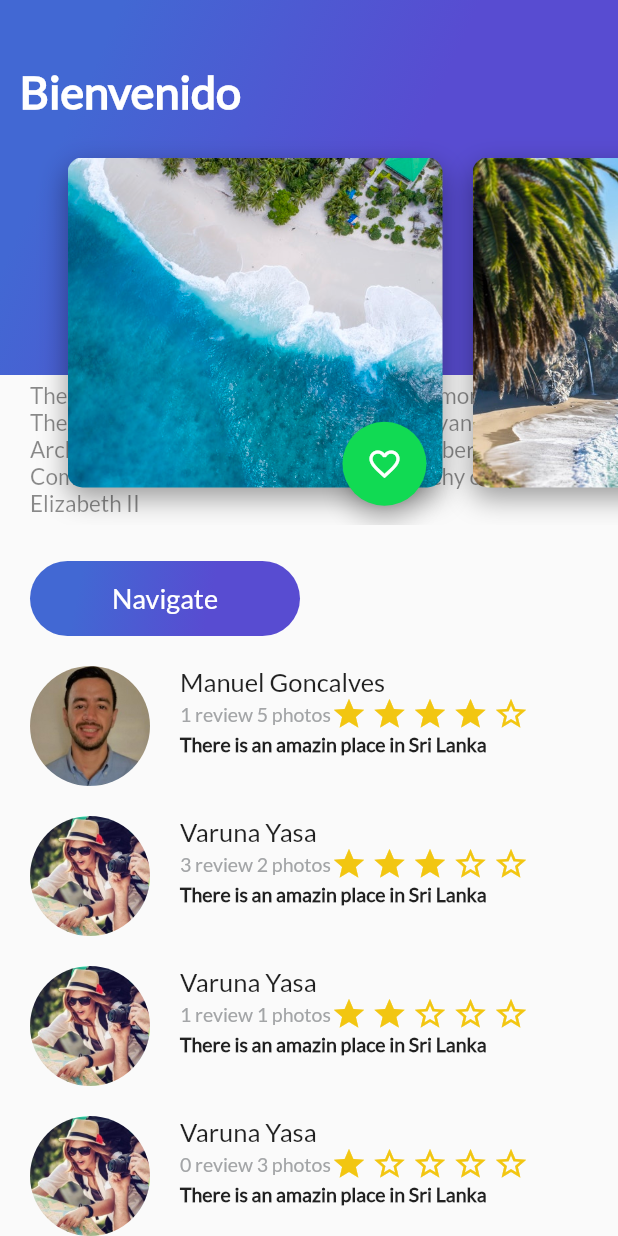
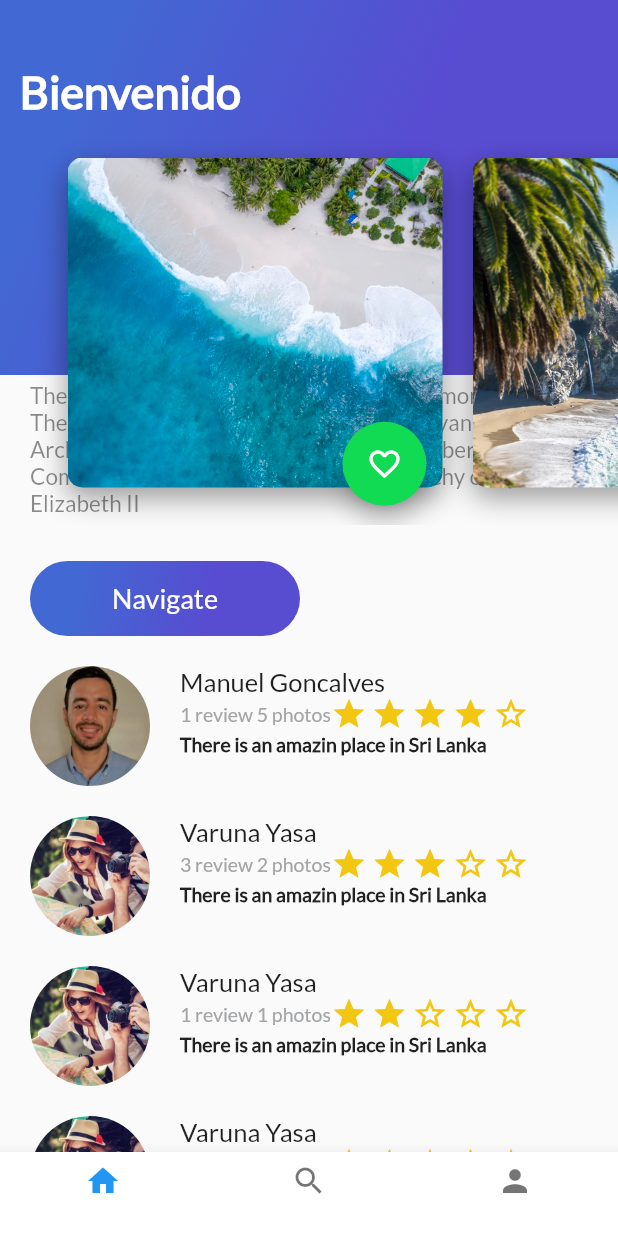
Before and after one commit to Manuel28G/PlatziFlutter, a Flutter app: the screen it shows after launch, scrolled down 117 dp, on a phone screen of 412 x 824 dp. Run offline on Flutter 3.47's test engine with Material 2 defaults, Android fonts, the phone set to English and light mode, and no system bars.

Commit message:
Bottomnavigationbar added

```diff
--- /dev/null
+++ b/lib/home_trips.dart
@@ -0,0 +1,28 @@
+
+import 'package:com/review_list.dart';
+import 'package:flutter/material.dart';
+
+import 'description_place.dart';
+import 'header_appbar.dart';
+
+class HomeTrips extends StatelessWidget{
+  String _descriptionDummy =  "The Bahamas, known officially as the Commonwealth of The Bahamas, is a country within the Lucayan Archipelago in the West Indies. It is a member of the Commonwealth Realms under the monarchy of Queen Elizabeth II";
+
+  @override
+  Widget build(BuildContext context) {
+    // TODO: implement build
+    return Stack(
+      children: <Widget>[
+        ListView(
+          children: <Widget>[
+            DescriptionPlace("Bahamas",
+                0,_descriptionDummy),
+            ReviewList(),
+          ],
+        ),
+        HeaderAppBar(),
+      ],
+    );
+  }
+
+}
--- a/lib/main.dart
+++ b/lib/main.dart
@@ -1,64 +1,26 @@
+import 'package:com/platzi_trips.dart';
+import 'package:flutter/material.dart';
 
-import 'package:com/gradient_back.dart';
-import 'package:com/header_appbar.dart';
-import 'package:com/review_list.dart';
-import 'package:flutter/material.dart';
-import 'description_place.dart';
-import 'review.dart';
 void main() => runApp(MyApp());
 
 class MyApp extends StatelessWidget {
 
-  String _descriptionDummy =  "The Bahamas, known officially as the Commonwealth of The Bahamas, is a country within the Lucayan Archipelago in the West Indies. It is a member of the Commonwealth Realms under the monarchy of Queen Elizabeth II";
-  // This widget is the root of your application.
+ // This widget is the root of your application.
   @override
   Widget build(BuildContext context) {
     return MaterialApp(
       title: 'Flutter Demo',
       theme: ThemeData(
-        // This is the theme of your application.
-        //
-        // Try running your application with "flutter run". You'll see the
-        // application has a blue toolbar. Then, without quitting the app, try
-        // changing the primarySwatch below to Colors.green and then invoke
-        // "hot reload" (press "r" in the console where you ran "flutter run",
-        // or simply save your changes to "hot reload" in a Flutter IDE).
-        // Notice that the counter didn't reset back to zero; the application
-        // is not restarted.
         fontFamily: "Lato",
         primarySwatch: Colors.blue,
       ),
-      home: Scaffold(
-
-        body:
-          Stack(
-            children: <Widget>[
-              ListView(
-                children: <Widget>[
-                  DescriptionPlace("Bahamas",
-                      0,_descriptionDummy),
-                        ReviewList(),
-                ],
-              ),
-              HeaderAppBar(),
-            ],
-          ),
-      )//MyHomePage(title: 'Flutter Demo Home Page'),
+      home: PlatziTrips()
     );
   }
 }
 
 class MyHomePage extends StatefulWidget {
   MyHomePage({Key key, this.title}) : super(key: key);
-
-  // This widget is the home page of your application. It is stateful, meaning
-  // that it has a State object (defined below) that contains fields that affect
-  // how it looks.
-
-  // This class is the configuration for the state. It holds the values (in this
-  // case the title) provided by the parent (in this case the App widget) and
-  // used by the build method of the State. Fields in a Widget subclass are
-  // always marked "final".
 
   final String title;
 
@@ -71,32 +33,17 @@ class _MyHomePageState extends State<MyHomePage> {
 
   void _incrementCounter() {
     setState(() {
-      // This call to setState tells the Flutter framework that something has
-      // changed in this State, which causes it to rerun the build method below
-      // so that the display can reflect the updated values. If we changed
-      // _counter without calling setState(), then the build method would not be
-      // called again, and so nothing would appear to happen.
       _counter++;
     });
   }
 
   @override
   Widget build(BuildContext context) {
-    // This method is rerun every time setState is called, for instance as done
-    // by the _incrementCounter method above.
-    //
-    // The Flutter framework has been optimized to make rerunning build methods
-    // fast, so that you can just rebuild anything that needs updating rather
-    // than having to individually change instances of widgets.
     return Scaffold(
       appBar: AppBar(
-        // Here we take the value from the MyHomePage object that was created by
-        // the App.build method, and use it to set our appbar title.
         title: Text(widget.title),
       ),
       body: Center(
-        // Center is a layout widget. It takes a single child and positions it
-        // in the middle of the parent.
         child: Column(
           mainAxisAlignment: MainAxisAlignment.center,
           children: <Widget>[
--- /dev/null
+++ b/lib/platzi_trips.dart
@@ -0,0 +1,62 @@
+import 'package:com/home_trips.dart';
+import 'package:com/profile_trips.dart';
+import 'package:com/search_trips.dart';
+import 'package:flutter/material.dart';
+
+class PlatziTrips extends StatefulWidget{
+
+  @override
+  State<StatefulWidget> createState() {
+    return _PlatziTrips();
+  }
+
+}
+
+class _PlatziTrips extends State<PlatziTrips>{
+
+  int _actualIndex = 0;
+
+  final List<Widget> widgetsList = [
+    HomeTrips(),
+    SearchTrips(),
+    ProfileTrips()
+  ];
+
+  void onTapTapped(int index){
+    setState(() {
+      _actualIndex = index;
+    });
+  }
+
+  @override
+  Widget build(BuildContext context) {
+
+    return  Scaffold(
+      body: widgetsList[_actualIndex],
+      bottomNavigationBar: Theme(
+        data: Theme.of(context).copyWith(
+          canvasColor: Colors.white,
+          primaryColor: Colors.purple
+        ),
+        child: BottomNavigationBar(
+          onTap: onTapTapped,
+          currentIndex: _actualIndex,
+          items: [
+          BottomNavigationBarItem(
+            icon: Icon(Icons.home),
+            title: Text('')
+          ),
+          BottomNavigationBarItem(
+              icon: Icon(Icons.search),
+              title: Text('')
+          ),
+          BottomNavigationBarItem(
+              icon: Icon(Icons.person),
+              title: Text('')
+          )
+        ],),
+      ),
+    );
+  }
+
+}
--- /dev/null
+++ b/lib/profile_trips.dart
@@ -0,0 +1,10 @@
+
+import 'package:flutter/material.dart';
+
+class ProfileTrips extends StatelessWidget{
+  @override
+  Widget build(BuildContext context) {
+    return Container(color: Colors.deepOrange,);
+  }
+
+}
--- /dev/null
+++ b/lib/search_trips.dart
@@ -0,0 +1,10 @@
+
+import 'package:flutter/material.dart';
+
+class SearchTrips extends StatelessWidget{
+  @override
+  Widget build(BuildContext context) {
+    return Container(color: Colors.greenAccent,);
+  }
+
+}
```
